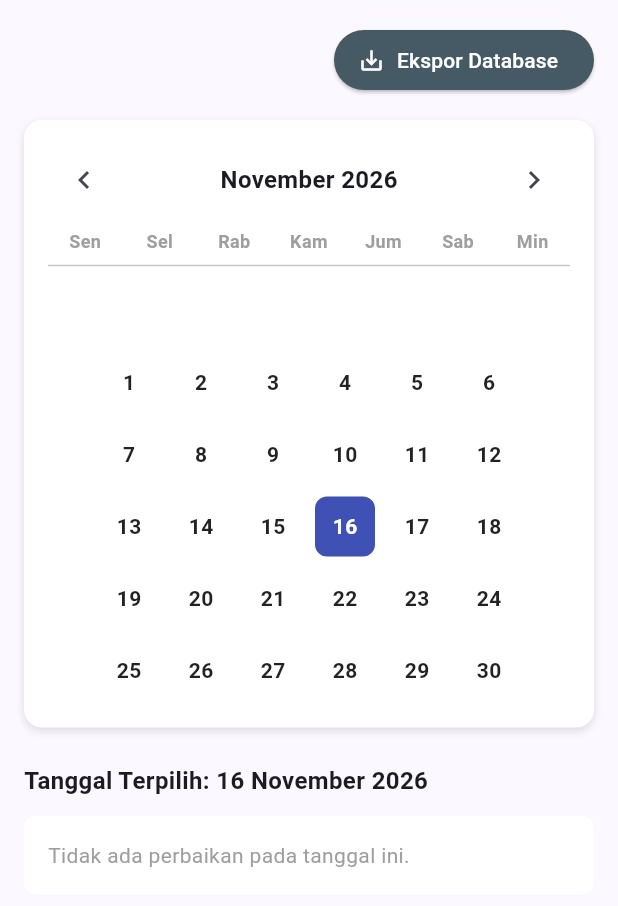
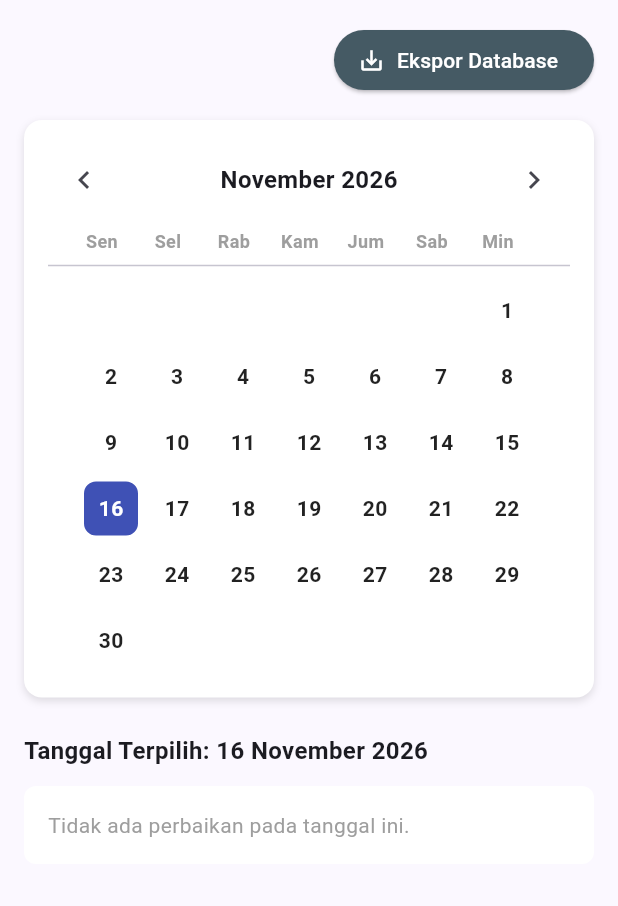
Before and after one commit to BagusAhmadi/aplikasi_perawatan_itrr, a Flutter app: the GensetRiwayatScreen widget shown alone on an empty page, opened directly, on a phone screen of 412 x 824 dp. Shown: the top 906 px of the screen. Run offline on Flutter 3.47's test engine with Material 3 defaults, Android fonts, the phone set to English and light mode, and no system bars; our stand-ins replace file_picker, pdf, share_plus, sqflite; accounts and stored records are empty.

Commit message:
19.75 kalender riwayat

```diff
--- a/lib/screens/genset/genset_riwayat_screen.dart
+++ b/lib/screens/genset/genset_riwayat_screen.dart
@@ -288,6 +288,9 @@ class _GensetRiwayatScreenState extends State<GensetRiwayatScreen> {
           ),
           const SizedBox(height: 16),
 
+          // ==========================================
+          // KOTAK KALENDER
+          // ==========================================
           Container(
             padding: const EdgeInsets.all(16),
             decoration: BoxDecoration(
@@ -297,6 +300,7 @@ class _GensetRiwayatScreenState extends State<GensetRiwayatScreen> {
             ),
             child: Column(
               children: [
+                // Header Bulan & Tombol Navigasi
                 Row(
                   mainAxisAlignment: MainAxisAlignment.spaceBetween,
                   children: [
@@ -315,13 +319,31 @@ class _GensetRiwayatScreenState extends State<GensetRiwayatScreen> {
                   ],
                 ),
                 const SizedBox(height: 8),
-                Row(
-                  mainAxisAlignment: MainAxisAlignment.spaceAround,
+
+                // Baris Nama Hari
+                Center(
+                  child: ConstrainedBox(
+                    constraints: const BoxConstraints(maxWidth: 320),
+                    child: Row(
+                      mainAxisAlignment: MainAxisAlignment.start,
                       children: ['Sen', 'Sel', 'Rab', 'Kam', 'Jum', 'Sab', 'Min'].map((day) =>
-                    SizedBox(width: 32, child: Text(day, textAlign: TextAlign.center, style: const TextStyle(fontSize: 12, color: Colors.grey, fontWeight: FontWeight.bold)))
+                        // Lebar 44 disamakan dengan kotak tanggal
+                        SizedBox(
+                          width: 44,
+                          child: Text(
+                            day,
+                            textAlign: TextAlign.center,
+                            style: const TextStyle(fontSize: 12, color: Colors.grey, fontWeight: FontWeight.bold)
+                          )
+                        )
                       ).toList(),
                     ),
+                  ),
+                ),
+
                 const Divider(),
+
+                // Grid Tanggal
                 _buildCalendarGrid(),
               ],
             ),
@@ -329,6 +351,9 @@ class _GensetRiwayatScreenState extends State<GensetRiwayatScreen> {
 
           const SizedBox(height: 24),
 
+          // ==========================================
+          // DAFTAR RIWAYAT DI BAWAH KALENDER
+          // ==========================================
           if (_selectedDate != null) ...[
             Text(
               'Tanggal Terpilih: ${DateFormat('dd MMMM yyyy', 'id_ID').format(_selectedDate!)}',
@@ -362,10 +387,12 @@ class _GensetRiwayatScreenState extends State<GensetRiwayatScreen> {
 
     List<Widget> dayWidgets = [];
 
+    // Kotak kosong sebelum tanggal 1
     for (int i = 1; i < firstWeekday; i++) {
       dayWidgets.add(const SizedBox(width: 44, height: 44));
     }
 
+    // Isi Tanggal
     for (int i = 1; i <= totalDays; i++) {
       final date = DateTime(_currentMonth.year, _currentMonth.month, i);
       final hasData = _hasDataOnDate(date);
@@ -375,12 +402,15 @@ class _GensetRiwayatScreenState extends State<GensetRiwayatScreen> {
                          _selectedDate!.year == _currentMonth.year;
 
       dayWidgets.add(
-        GestureDetector(
+        Container(
+          width: 44, // Disamakan dengan lebar nama hari
+          height: 44,
+          alignment: Alignment.center,
+          child: GestureDetector(
             onTap: () => setState(() => _selectedDate = date),
             child: Container(
-            width: 40, // Ukuran kotak tanggal dikunci
-            height: 40,
-            margin: const EdgeInsets.all(2),
+              width: 36, // Ukuran kotak tanggal di dalamnya
+              height: 36,
               decoration: BoxDecoration(
                 color: isSelected
                   ? const Color(0xFF3F51B5)
@@ -403,23 +433,25 @@ class _GensetRiwayatScreenState extends State<GensetRiwayatScreen> {
               ),
             ),
           ),
+        ),
       );
     }
 
-    // Membatasi lebar maksimal kalender agar tetap rapi di tablet/desktop
+    // Bungkus dengan Center & ConstrainedBox agar tidak melar
     return Center(
       child: ConstrainedBox(
-        constraints: const BoxConstraints(maxWidth: 320),
+        constraints: const BoxConstraints(maxWidth: 308), // 44 * 7 hari = 308
         child: Wrap(
           alignment: WrapAlignment.start,
-          spacing: 4,
-          runSpacing: 4,
           children: dayWidgets,
         ),
       ),
     );
   }
 
+  // ==========================================
+  // KARTU RIWAYAT
+  // ==========================================
   Widget _buildRiwayatCard(GensetModel item) {
     return Card(
       margin: const EdgeInsets.only(bottom: 12),
```
Lines whose indentation alone changed are shown as unchanged.
